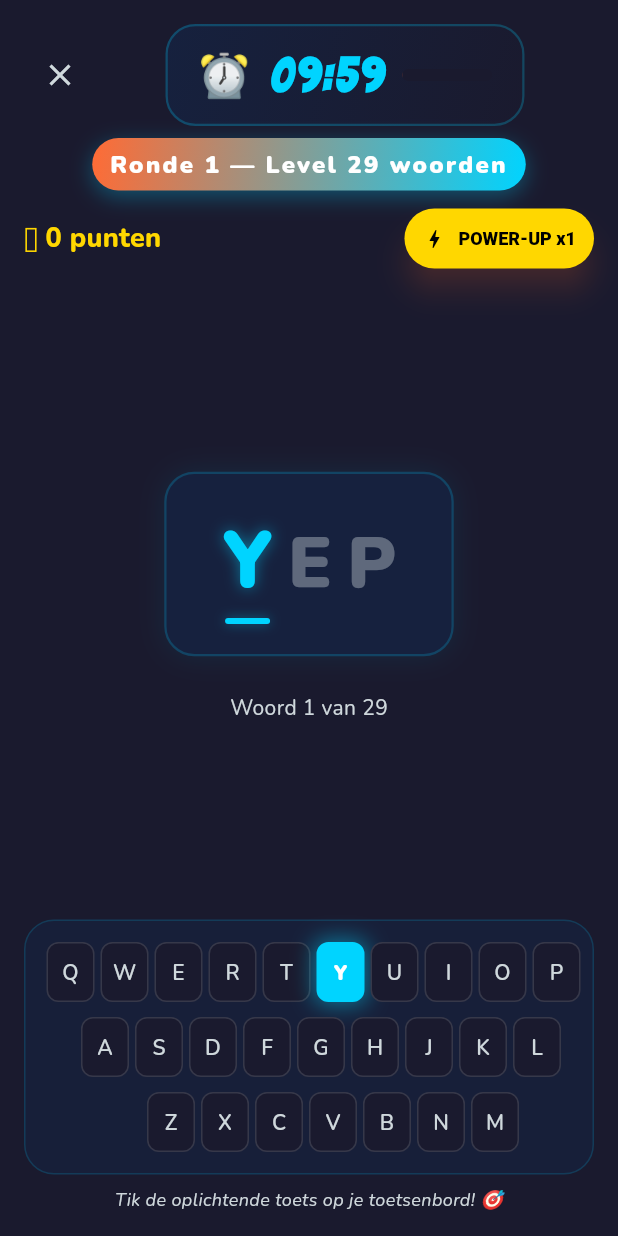
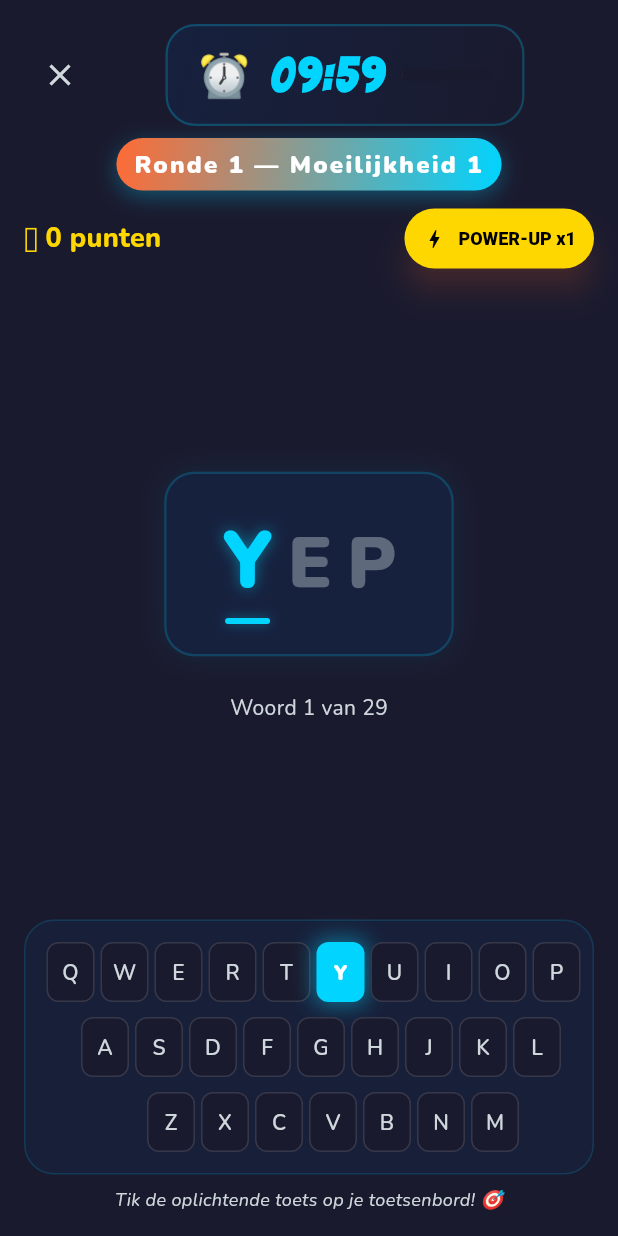
Before and after one commit to danield76799/typeMees, a Flutter app: the screen it shows after launch, after a tap on "⚔️", on a phone screen of 412 x 824 dp. Run offline on Flutter 3.47's test engine with Material 3 defaults, Android fonts, the light colour scheme and no system bars; drawn by our look-alikes of flutter_animate; our stand-ins replace google_fonts, shared_preferences.

Commit message:
Feat: progressive word difficulty (8 niveaus) — higher player level = harder starting words, each round climbs

```diff
--- a/lib/screens/lesson/lesson_screen.dart
+++ b/lib/screens/lesson/lesson_screen.dart
@@ -102,15 +102,12 @@ class _LessonScreenState extends State<LessonScreen>
     });
   }
 
-  /// Bepaalt welke woorden gebruikt worden op basis van de ronde.
-  /// Ronde 1-3: niveau 1, 4-6: niveau 2, 7-9: niveau 3, 10+: niveau 4.
+  /// Bepaalt welke woorden gebruikt worden op basis van speler-level + ronde.
+  /// Hoe hoger het speler-level, hoe moeilijker de start-woorden. Elke ronde
+  /// stijgt de moeilijkheid met 1 niveau (tot het maximum).
   void _setupRoundWords() {
-    final difficulty = switch (_round) {
-      <= 3 => 1,
-      <= 6 => 2,
-      <= 9 => 3,
-      _ => 4,
-    };
+    final maxDiff = getMaxDifficulty();
+    final difficulty = (widget.level + _round - 1).clamp(1, maxDiff);
     _words = getWordsForLevel(difficulty);
     _words.shuffle();
     _wordIndex = 0;
@@ -342,7 +339,7 @@ class _LessonScreenState extends State<LessonScreen>
                     ],
                   ),
                   child: Text(
-                    'Ronde $_round — Level ${_words.length} woorden',
+                    'Ronde $_round — Moeilijkheid ${widget.level + _round - 1}',
                     style: Theme.of(context).textTheme.labelLarge?.copyWith(
                           color: Colors.white,
                           fontWeight: FontWeight.w900,
```
Also changed, not shown: lib/models/typing_words.dart (+46 -12 lines).
